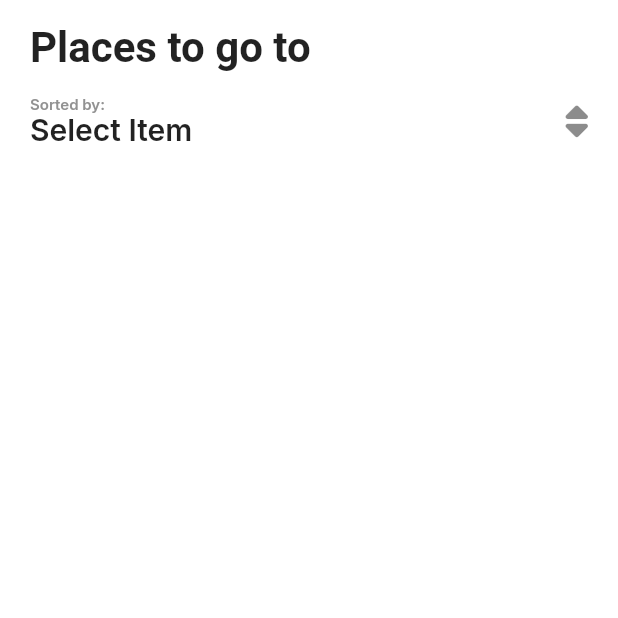
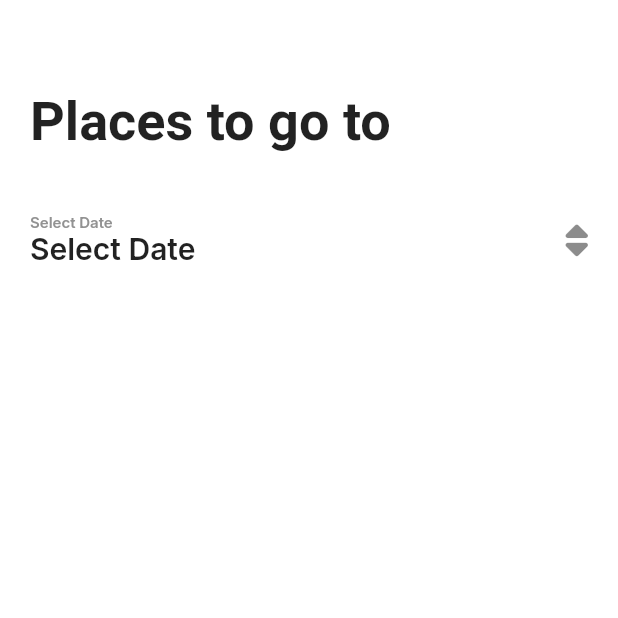
Before and after one commit to swtmply/touristop, a Flutter app: the SelectSpotsScreen screen opened by its route, on a phone screen of 412 x 824 dp, the top half of it. Run offline on Flutter 3.47's test engine with Material 2 defaults, Android fonts, the phone set to English and light mode, and no system bars; our stand-ins replace cloud_firestore, dropdown_button2, firebase_auth, firebase_core, flutter_rating_bar, flutter_riverpod and 8 more; missing offline and left inert: flutter_facebook_auth; accounts and stored records are empty.

Commit message:
select spots screen cleanup

```diff
--- a/lib/main.dart
+++ b/lib/main.dart
@@ -3,7 +3,6 @@ import 'package:flutter/material.dart';
 import 'package:flutter_riverpod/flutter_riverpod.dart';
 import 'package:touristop/firebase/auth/auth_provider.dart';
 import 'package:touristop/firebase_options.dart';
-import 'package:touristop/models/tourist_spot_model.dart';
 import 'package:touristop/models/user_location_model.dart';
 import 'package:touristop/providers/dates_provider.dart';
 import 'package:touristop/providers/selected_spot_provider.dart';
@@ -13,7 +12,7 @@ import 'package:touristop/screens/main/enable_location_screen.dart';
 import 'package:touristop/screens/main/login_screen.dart';
 import 'package:touristop/screens/main/map_screen.dart';
 import 'package:touristop/screens/sections/spot_information.dart';
-import 'screens/main/select_spots_screen.dart';
+import 'screens/main/select_spots/select_spots_screen.dart';
 
 final userLocationProvider =
     StateNotifierProvider<UserLocationProvider, UserLocation>(
@@ -61,7 +60,7 @@ class MyApp extends ConsumerWidget {
         '/enable-location': (context) => const EnableLocationScreen(),
         '/map': (context) => const MapScreen(),
         '/calendar': (context) => const CalendarScreen(),
-        '/select-spots': (context) => SelectSpotsScreen(),
+        '/select-spots': (context) => const SelectSpotsScreen(),
         '/selected-spot': (context) => const SpotInformation(),
         '/login': (context) => const LoginScreen()
       },
@@ -73,7 +72,7 @@ class MyApp extends ConsumerWidget {
               if (snapshot.connectionState == ConnectionState.waiting) {
                 return const Center(child: CircularProgressIndicator());
               } else if (snapshot.hasData) {
-                return const EnableLocationScreen();
+                return const CalendarScreen();
               } else if (snapshot.hasError) {
                 return const Center(child: Text('Something went wrong'));
               } else {
--- a/lib/screens/main/login_screen.dart
+++ b/lib/screens/main/login_screen.dart
@@ -1,8 +1,4 @@
-import 'dart:async';
-import 'package:cloud_firestore/cloud_firestore.dart';
-import 'package:firebase_auth/firebase_auth.dart';
 import 'package:flutter/material.dart';
-import 'package:flutter_facebook_auth/flutter_facebook_auth.dart';
 import 'package:flutter_riverpod/flutter_riverpod.dart';
 import 'package:touristop/main.dart';
 import 'package:google_fonts/google_fonts.dart';
--- /dev/null
+++ b/lib/screens/main/select_spots/select_spots_screen.dart
@@ -0,0 +1,114 @@
+import 'package:cloud_firestore/cloud_firestore.dart';
+import 'package:flutter/material.dart';
+import 'package:flutter_riverpod/flutter_riverpod.dart';
+import 'package:intl/intl.dart';
+import 'package:touristop/main.dart';
+import 'package:touristop/models/tourist_spot_model.dart';
+import 'package:touristop/screens/main/select_spots/widgets/app_dropdown.dart';
+import 'package:touristop/screens/main/select_spots/widgets/spot_list_item.dart';
+
+class SelectSpotsScreen extends ConsumerStatefulWidget {
+  const SelectSpotsScreen({Key? key}) : super(key: key);
+
+  @override
+  SelectSpotsScreenState createState() => SelectSpotsScreenState();
+}
+
+class SelectSpotsScreenState extends ConsumerState<SelectSpotsScreen> {
+  final Stream<QuerySnapshot> spots =
+      FirebaseFirestore.instance.collection('spots').snapshots();
+
+  String? selectedDate = 'Select Date';
+
+  @override
+  Widget build(BuildContext context) {
+    final dates = ref.watch(datesProvider);
+
+    return Scaffold(
+      body: SizedBox(
+        height: double.infinity,
+        child: StreamBuilder<QuerySnapshot>(
+          stream: spots,
+          builder:
+              (BuildContext context, AsyncSnapshot<QuerySnapshot> snapshot) {
+            if (snapshot.hasError) {
+              return const Text('Something went wrong');
+            }
+            if (snapshot.connectionState == ConnectionState.waiting) {
+              return const Center(
+                child: CircularProgressIndicator.adaptive(),
+              );
+            }
+
+            // filter docs with specific date
+            final data = snapshot.requireData;
+            final docs = data.docs;
+
+            return SafeArea(
+              child: Column(
+                crossAxisAlignment: CrossAxisAlignment.start,
+                children: [
+                  const SizedBox(
+                    height: 20,
+                  ),
+                  Padding(
+                    padding: const EdgeInsets.symmetric(
+                      horizontal: 20,
+                      vertical: 40,
+                    ),
+                    child: Column(
+                      crossAxisAlignment: CrossAxisAlignment.start,
+                      mainAxisAlignment: MainAxisAlignment.center,
+                      children: [
+                        const Text(
+                          'Places to go to',
+                          style: TextStyle(
+                            fontSize: 36,
+                            fontWeight: FontWeight.bold,
+                          ),
+                        ),
+                        const SizedBox(
+                          height: 40,
+                        ),
+                        AppDropdown(
+                          value: selectedDate.toString(),
+                          hint: 'Select Date',
+                          onChanged: (value) {
+                            setState(() {
+                              selectedDate = value;
+                            });
+                          },
+                          listItems: dates.dates.map((date) {
+                            return DateFormat.yMd().format(date).toString();
+                          }).toList(),
+                        ),
+                        const SizedBox(
+                          height: 20,
+                        ),
+                      ],
+                    ),
+                  ),
+                  Expanded(
+                    child: ListView.builder(
+                      padding: EdgeInsets.zero,
+                      itemCount: docs.length,
+                      itemBuilder: (context, index) {
+                        return SpotListItem(
+                          spot: TouristSpot(
+                            name: docs[index]['name'],
+                            description: docs[index]['description'],
+                            image: docs[index]['image'],
+                          ),
+                        );
+                      },
+                    ),
+                  ),
+                ],
+              ),
+            );
+          },
+        ),
+      ),
+    );
+  }
+}
--- /dev/null
+++ b/lib/screens/main/select_spots/widgets/app_dropdown.dart
@@ -0,0 +1,103 @@
+import 'package:dropdown_button2/dropdown_button2.dart';
+import 'package:flutter/material.dart';
+import 'package:font_awesome_flutter/font_awesome_flutter.dart';
+import 'package:google_fonts/google_fonts.dart';
+
+class AppDropdown extends StatelessWidget {
+  const AppDropdown({
+    Key? key,
+    required this.onChanged,
+    this.value,
+    required this.listItems,
+    this.hint,
+  }) : super(key: key);
+
+  final Function onChanged;
+  final String? value;
+  final List<String> listItems;
+  final String? hint;
+
+  @override
+  Widget build(BuildContext context) {
+    return DropdownButtonFormField2(
+      buttonDecoration: const BoxDecoration(boxShadow: [
+        BoxShadow(
+          color: Colors.grey,
+          spreadRadius: 8,
+          blurRadius: 5,
+          offset: Offset(0, 3),
+        )
+      ]),
+      customButton: Row(
+        mainAxisAlignment: MainAxisAlignment.spaceBetween,
+        children: [
+          Column(
+            crossAxisAlignment: CrossAxisAlignment.start,
+            children: [
+              Text(
+                hint.toString(),
+                style: GoogleFonts.inter(
+                  fontSize: 10,
+                  fontWeight: FontWeight.w600,
+                  color: const Color.fromARGB(255, 146, 146, 146),
+                ),
+              ),
+              Text(
+                value ?? 'Select Item',
+                style: GoogleFonts.inter(
+                  fontWeight: FontWeight.w600,
+                  fontSize: 20,
+                ),
+              ),
+            ],
+          ),
+          const FaIcon(
+            FontAwesomeIcons.sort,
+            color: Colors.black45,
+          ),
+        ],
+      ),
+      decoration: InputDecoration(
+        isDense: true,
+        contentPadding: const EdgeInsets.symmetric(
+          horizontal: 16.0,
+          vertical: 8.0,
+        ),
+        border: OutlineInputBorder(
+          borderRadius: BorderRadius.circular(8),
+        ),
+      ),
+      dropdownDecoration: BoxDecoration(
+        borderRadius: BorderRadius.circular(8),
+      ),
+      isExpanded: true,
+      hint: Text(
+        hint.toString(),
+        style: GoogleFonts.inter(
+          fontWeight: FontWeight.w600,
+          fontSize: 14,
+        ),
+      ),
+      icon: const FaIcon(
+        FontAwesomeIcons.sort,
+        color: Colors.black45,
+      ),
+      items: listItems
+          .map((item) => DropdownMenuItem<String>(
+                value: item,
+                child: Text(
+                  item,
+                  style: GoogleFonts.inter(
+                    fontWeight: FontWeight.bold,
+                    fontSize: 14,
+                  ),
+                ),
+              ))
+          .toList(),
+      onChanged: (value) {
+        onChanged(value);
+      },
+      offset: const Offset(0, -10),
+    );
+  }
+}
--- a/lib/screens/main/select_spots_screen.dart
+++ /dev/null
@@ -1,313 +0,0 @@
-import 'package:cloud_firestore/cloud_firestore.dart';
-import 'package:flutter/material.dart';
-import 'package:flutter_riverpod/flutter_riverpod.dart';
-import 'package:font_awesome_flutter/font_awesome_flutter.dart';
-import 'package:google_fonts/google_fonts.dart';
-import 'package:dropdown_button2/dropdown_button2.dart';
-import 'package:roundcheckbox/roundcheckbox.dart';
-import 'package:flutter_rating_bar/flutter_rating_bar.dart';
-import 'package:touristop/main.dart';
-import 'package:touristop/models/tourist_spot_model.dart';
-import 'package:touristop/screens/sections/spot_information.dart';
-// import 'second_page.dart';
-
-class SelectSpotsScreen extends ConsumerStatefulWidget {
-  const SelectSpotsScreen({Key? key}) : super(key: key);
-
-  @override
-  SelectSpotsScreenState createState() => SelectSpotsScreenState();
-}
-
-class SelectSpotsScreenState extends ConsumerState<SelectSpotsScreen> {
-  final Stream<QuerySnapshot> spots =
-      FirebaseFirestore.instance.collection('spots').snapshots();
-
-  final List<String> genderItems = [
-    'Male',
-    'Female',
-  ];
-
-  String? selectedValue;
-
-  @override
-  Widget build(BuildContext context) {
-    final spot = ref.watch(spotsProvider);
-    Size size = MediaQuery.of(context).size;
-    return Scaffold(
-      body: SizedBox(
-        height: double.infinity,
-        child: StreamBuilder<QuerySnapshot>(
-          stream: spots,
-          builder:
-              (BuildContext context, AsyncSnapshot<QuerySnapshot> snapshot) {
-            if (snapshot.hasError) {
-              return const Text('Something went wrong');
-            }
-            if (snapshot.connectionState == ConnectionState.waiting) {
-              return const Center(
-                child: CircularProgressIndicator.adaptive(),
-              );
-            }
-
-            final data = snapshot.requireData;
-
-            return SafeArea(
-              child: Column(
-                crossAxisAlignment: CrossAxisAlignment.start,
-                children: [
-                  const Padding(
-                    padding: EdgeInsets.symmetric(
-                      vertical: 15.0,
-                      horizontal: 20,
-                    ),
-                    child: Text(
-                      'Places to go to',
-                      style: TextStyle(
-                        fontSize: 28,
-                        fontWeight: FontWeight.bold,
-                      ),
-                    ),
-                  ),
-                  Padding(
-                    padding: const EdgeInsets.symmetric(horizontal: 20),
-                    child: Column(
-                      mainAxisAlignment: MainAxisAlignment.center,
-                      children: [
-                        DropdownButtonFormField2(
-                          buttonDecoration: const BoxDecoration(boxShadow: [
-                            BoxShadow(
-                              color: Colors.grey,
-                              spreadRadius: 8,
-                              blurRadius: 5,
-                              offset: Offset(0, 3),
-                            )
-                          ]),
-                          customButton: Row(
-                            mainAxisAlignment: MainAxisAlignment.spaceBetween,
-                            children: [
-                              Column(
-                                crossAxisAlignment: CrossAxisAlignment.start,
-                                children: [
-                                  Text(
-                                    'Sorted by:',
-                                    style: GoogleFonts.inter(
-                                      fontSize: 10,
-                                      fontWeight: FontWeight.w600,
-                                      color: const Color.fromARGB(
-                                          255, 146, 146, 146),
-                                    ),
-                                  ),
-                                  Text(
-                                    selectedValue ?? 'Select Item',
-                                    style: GoogleFonts.inter(
-                                      fontWeight: FontWeight.w600,
-                                      fontSize: 20,
-                                    ),
-                                  ),
-                                ],
-                              ),
-                              const FaIcon(
-                                FontAwesomeIcons.sort,
-                                color: Colors.black45,
-                              ),
-                            ],
-                          ),
-                          decoration: InputDecoration(
-                            isDense: true,
-                            contentPadding: const EdgeInsets.symmetric(
-                              horizontal: 16.0,
-                              vertical: 8.0,
-                            ),
-                            border: OutlineInputBorder(
-                              borderRadius: BorderRadius.circular(8),
-                            ),
-                          ),
-                          dropdownDecoration: BoxDecoration(
-                            borderRadius: BorderRadius.circular(8),
-                          ),
-                          isExpanded: true,
-                          hint: Text(
-                            'Select Your Gender',
-                            style: GoogleFonts.inter(
-                              fontWeight: FontWeight.w600,
-                              fontSize: 14,
-                            ),
-                          ),
-                          icon: const FaIcon(
-                            FontAwesomeIcons.sort,
-                            color: Colors.black45,
-                          ),
-                          items: genderItems
-                              .map((item) => DropdownMenuItem<String>(
-                                    value: item,
-                                    child: Text(
-                                      item,
-                                      style: GoogleFonts.inter(
-                                        fontWeight: FontWeight.bold,
-                                        fontSize: 14,
-                                      ),
-                                    ),
-                                  ))
-                              .toList(),
-                          validator: (value) {
-                            if (value == null) {
-                              return 'Please select gender.';
-                            }
-                          },
-                          onChanged: (value) {
-                            setState(() {
-                              selectedValue = value.toString();
-                            });
-                          },
-                          offset: const Offset(0, -10),
-                        ),
-                      ],
-                    ),
-                  ),
-                  Expanded(
-                    child: ListView.builder(
-                      itemCount: data.size,
-                      itemBuilder: (context, index) {
-                        return InkWell(
-                          onTap: () {
-                            spot.setSelectedSpot(TouristSpot(
-                              name: data.docs[index]['name'].toString(),
-                              description: data.docs[index]['description'].toString(),
-                              image: data.docs[index]['image'].toString()
-                            ));
-                            Navigator.pushNamed(context, '/selected-spot');
-                          },
-                          child: Stack(
-                            children: <Widget>[
-                              Container(
-                                margin:
-                                    const EdgeInsets.symmetric(vertical: 10),
-                                width: double.infinity,
-                                height: 150,
-                                decoration: BoxDecoration(
-                                  image: DecorationImage(
-                                    image: NetworkImage(
-                                        '${data.docs[index]['image']}'),
-                                    fit: BoxFit.cover,
-                                    colorFilter: ColorFilter.mode(
-                                      const Color.fromARGB(255, 0, 0, 0)
-                                          .withOpacity(0.6),
-                                      BlendMode.darken,
-                                    ),
-                                  ),
-                                ),
-                                child: Container(
-                                  padding: const EdgeInsets.only(bottom: 20),
-                                  child: Column(
-                                    mainAxisAlignment: MainAxisAlignment.end,
-                                    children: [
-                                      Row(
-                                        children: [
-                                          Container(
-                                            padding: const EdgeInsets.symmetric(
-                                                horizontal: 10),
-                                            alignment: Alignment.centerLeft,
-                                            child: Container(
-                                              width: size.width * 0.5,
-                                              child: Text(
-                                                '${data.docs[index]['name']}',
-                                                overflow: TextOverflow.clip,
-                                                maxLines: 1,
-                                                style: GoogleFonts.inter(
-                                                    color: Colors.white,
-                                                    fontWeight: FontWeight.bold,
-                                                    fontSize: 22),
-                                              ),
-                                            ),
-                                          ),
-                                          Container(
-                                            alignment: Alignment.topLeft,
-                                            padding: const EdgeInsets.only(
-                                                left: 15, top: 10),
-                                            child: RatingBar.builder(
-                                              initialRating: 5,
-                                              minRating: 1,
-                                              direction: Axis.horizontal,
-                                              allowHalfRating: true,
-                                              itemCount: 5,
-                                              itemSize: 25,
-                                              itemPadding:
-                                                  const EdgeInsets.symmetric(
-                                                      horizontal: 2),
-                                              itemBuilder: (context, _) =>
-                                                  const Icon(Icons.star,
-                                                      color: Color.fromRGBO(
-                                                          255, 239, 100, 1)),
-                                              onRatingUpdate: (rating) {
-                                                print(rating);
-                                              },
-                                            ),
-                                          ),
-                                        ],
-                                      ),
-                                      const SizedBox(height: 10),
-                                      Container(
-                                        padding: const EdgeInsets.only(
-                                            left: 10, right: 30),
-                                        alignment: Alignment.centerLeft,
-                                        child: Text(
-                                          '${data.docs[index]['description']}',
-                                          overflow: TextOverflow.ellipsis,
-                                          maxLines: 2,
-                                          style: GoogleFonts.inter(
-                                              color: Colors.white,
-                                              fontWeight: FontWeight.w400,
-                                              fontSize: 16),
-                                        ),
-                                      ),
-                                    ],
-                                  ),
-                                ),
-                              ),
-                              Container(
-                                padding:
-                                    const EdgeInsets.only(top: 20, right: 20),
-                                child: Align(
-                                  alignment: Alignment.topRight,
-                                  child: RoundCheckBox(
-                                    onTap: (selected) {
-                                      Navigator.pushAndRemoveUntil(
-                                        context,
-                                        MaterialPageRoute(
-                                          builder: (context) =>
-                                              const SpotInformation(),
-                                        ),
-                                        (Route<dynamic> route) => false,
-                                      );
-                                    },
-                                    size: 25,
-                                    checkedColor: Colors.transparent,
-                                    uncheckedColor: Colors.transparent,
-                                    border: Border.all(
-                                      width: 3,
-                                      color: Colors.white,
-                                    ),
-                                    checkedWidget: Container(
-                                        padding: const EdgeInsets.all(2),
-                                        child: const FaIcon(
-                                            FontAwesomeIcons.check,
-                                            color: Colors.white,
-                                            size: 16)),
-                                  ),
-                                ),
-                              ),
-                            ],
-                          ),
-                        );
-                      },
-                    ),
-                  ),
-                ],
-              ),
-            );
-          },
-        ),
-      ),
-    );
-  }
-}
--- a/lib/screens/sections/spot_information.dart
+++ b/lib/screens/sections/spot_information.dart
@@ -4,7 +4,7 @@ import 'package:flutter_riverpod/flutter_riverpod.dart';
 import 'package:font_awesome_flutter/font_awesome_flutter.dart';
 import 'package:google_fonts/google_fonts.dart';
 import 'package:touristop/main.dart';
-import 'package:touristop/screens/main/select_spots_screen.dart';
+import 'package:touristop/screens/main/select_spots/select_spots_screen.dart';
 
 class SpotInformation extends ConsumerWidget {
   const SpotInformation({Key? key}) : super(key: key);
```
Also changed, not shown: lib/screens/main/select_spots/widgets/spot_list_item.dart (added, +134 -0 lines).
